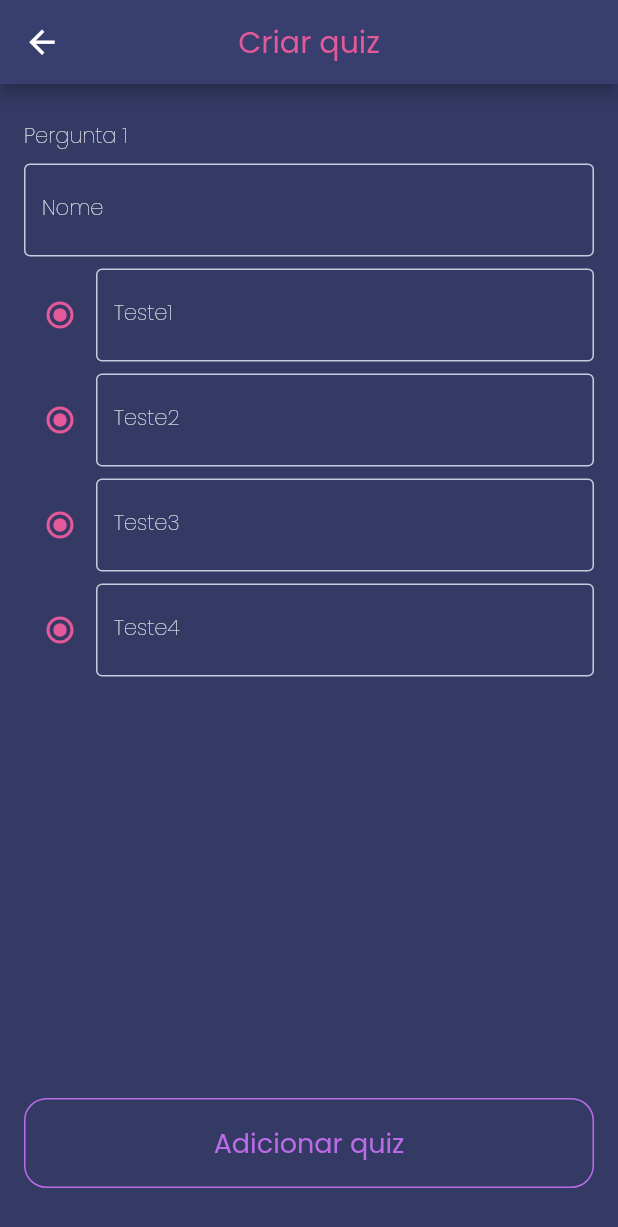
After one commit to estermabel/quizyz, a Flutter app: the CreateQuizzesPage screen opened directly, after a tap on "Adicionar quiz", on a phone screen of 412 x 824 dp. The commit adds this screen. Shown: the top 1227 px of the screen. Run offline on Flutter 3.47's test engine with Material 2 defaults, Android fonts, the phone set to English and light mode, and no system bars; our stand-ins replace bubble_bottom_bar, dio, flutter_svg, google_fonts, liquid_pull_to_refresh, pull_to_refresh and 2 more; accounts and stored records are empty.

Commit message:
feature: progresso para issue #6

```diff
--- /dev/null
+++ b/lib/components/create_quiz_card.dart
@@ -0,0 +1,136 @@
+import 'package:flutter/material.dart';
+import 'package:quizyz/utils/style/themes/base_theme.dart';
+
+class CreateQuizCard extends StatefulWidget {
+  final String pergunta;
+
+  CreateQuizCard({@required this.pergunta});
+
+  @override
+  _CreateQuizCardState createState() => _CreateQuizCardState();
+}
+
+class _CreateQuizCardState extends State<CreateQuizCard> {
+  bool teste = false;
+
+  @override
+  Widget build(BuildContext context) {
+    return Container(
+      height: 400,
+      child: Column(
+        crossAxisAlignment: CrossAxisAlignment.start,
+        children: [
+          Padding(
+            padding: EdgeInsets.only(bottom: 8.0, top: 8.0),
+            child: Text(
+              widget.pergunta,
+              style: baseTheme.textTheme.bodyText2,
+            ),
+          ),
+          TextField(
+            decoration: InputDecoration(
+              labelText: "Nome",
+              labelStyle: Theme.of(context).textTheme.bodyText1,
+            ),
+          ),
+          Padding(
+            padding: const EdgeInsets.only(top: 8.0),
+            child: Row(
+              children: [
+                Radio(
+                  value: teste,
+                  groupValue: teste,
+                  onChanged: (value) {
+                    setState(() {
+                      teste = !teste;
+                    });
+                  },
+                ),
+                Expanded(
+                  child: TextField(
+                    decoration: InputDecoration(
+                      labelText: "Teste1",
+                      labelStyle: Theme.of(context).textTheme.bodyText1,
+                    ),
+                  ),
+                ),
+              ],
+            ),
+          ),
+          Padding(
+            padding: const EdgeInsets.only(top: 8.0),
+            child: Row(
+              children: [
+                Radio(
+                  value: teste,
+                  groupValue: teste,
+                  onChanged: (value) {
+                    setState(() {
+                      teste = !teste;
+                    });
+                  },
+                ),
+                Expanded(
+                  child: TextField(
+                    decoration: InputDecoration(
+                      labelText: "Teste2",
+                      labelStyle: Theme.of(context).textTheme.bodyText1,
+                    ),
+                  ),
+                ),
+              ],
+            ),
+          ),
+          Padding(
+            padding: const EdgeInsets.only(top: 8.0),
+            child: Row(
+              children: [
+                Radio(
+                  value: teste,
+                  groupValue: teste,
+                  onChanged: (value) {
+                    setState(() {
+                      teste = !teste;
+                    });
+                  },
+                ),
+                Expanded(
+                  child: TextField(
+                    decoration: InputDecoration(
+                      labelText: "Teste3",
+                      labelStyle: Theme.of(context).textTheme.bodyText1,
+                    ),
+                  ),
+                ),
+              ],
+            ),
+          ),
+          Padding(
+            padding: const EdgeInsets.only(top: 8.0),
+            child: Row(
+              children: [
+                Radio(
+                  value: teste,
+                  groupValue: teste,
+                  onChanged: (value) {
+                    setState(() {
+                      teste = !teste;
+                    });
+                  },
+                ),
+                Expanded(
+                  child: TextField(
+                    decoration: InputDecoration(
+                      labelText: "Teste4",
+                      labelStyle: Theme.of(context).textTheme.bodyText1,
+                    ),
+                  ),
+                ),
+              ],
+            ),
+          ),
+        ],
+      ),
+    );
+  }
+}
--- /dev/null
+++ b/lib/pages/home/create/create_quizzes_page.dart
@@ -0,0 +1,72 @@
+import 'package:flutter/material.dart';
+import 'package:quizyz/components/create_quiz_card.dart';
+import 'package:quizyz/components/purple_button.dart';
+import 'package:quizyz/utils/style/themes/base_theme.dart';
+
+class CreateQuizzesPage extends StatefulWidget {
+  @override
+  _CreateQuizzesPageState createState() => _CreateQuizzesPageState();
+}
+
+class _CreateQuizzesPageState extends State<CreateQuizzesPage> {
+  List<Widget> quizesList = [];
+
+  @override
+  Widget build(BuildContext context) {
+    return Scaffold(
+      appBar: AppBar(
+        centerTitle: true,
+        title: Text(
+          "Criar quiz",
+          style: baseTheme.textTheme.headline1
+              .copyWith(color: baseTheme.accentColor),
+        ),
+      ),
+      body: Container(
+        child: Column(
+          children: [
+            Expanded(
+              child: Padding(
+                padding: const EdgeInsets.only(
+                    bottom: 38.0, top: 16, right: 16, left: 16),
+                child: ListView.builder(
+                  itemBuilder: (context, index) {
+                    return quizesList[index];
+                  },
+                  itemCount: quizesList.length,
+                ),
+              ),
+            ),
+            Align(
+              alignment: Alignment.bottomCenter,
+              child: Padding(
+                padding:
+                    const EdgeInsets.only(bottom: 32.0, right: 16, left: 16),
+                child: PurpleButton(
+                  titulo: quizesList.length < 10
+                      ? "Adicionar quiz"
+                      : "Cadastrar Quiz",
+                  onTap: () => setState(
+                    () {
+                      if (quizesList.length < 10) {
+                        int size = quizesList.length + 1;
+                        quizesList.add(
+                          CreateQuizCard(
+                            pergunta: "Pergunta " + size.toString(),
+                          ),
+                        );
+                      } else {
+                        // Cadastrar quiz aqui?
+
+                      }
+                    },
+                  ),
+                ),
+              ),
+            )
+          ],
+        ),
+      ),
+    );
+  }
+}
--- a/lib/pages/home/quizzes/quizzes_page.dart
+++ b/lib/pages/home/quizzes/quizzes_page.dart
@@ -8,6 +8,7 @@ import 'package:quizyz/bloc/quizzes_bloc.dart';
 import 'package:quizyz/components/native_loading.dart';
 import 'package:quizyz/components/quiz_card.dart';
 import 'package:quizyz/model/User.dart';
+import 'package:quizyz/pages/home/create/create_quizzes_page.dart';
 import 'package:quizyz/service/config/base_response.dart';
 import 'package:quizyz/utils/config/custom_shared_preferences.dart';
 import 'package:quizyz/utils/helpers/manage_dialogs.dart';
@@ -60,7 +61,11 @@ class _QuizzesPageState extends State<QuizzesPage> {
     return Scaffold(
       appBar: quizzesAppBar(),
       floatingActionButton: FloatingActionButton(
-        onPressed: () {},
+        onPressed: () => Navigator.push(
+            context,
+            MaterialPageRoute(
+              builder: (context) => CreateQuizzesPage(),
+            )),
         child: IconTheme(
           data: Theme.of(context).iconTheme.copyWith(color: whiteColor),
           child: Icon(Icons.add),
```
